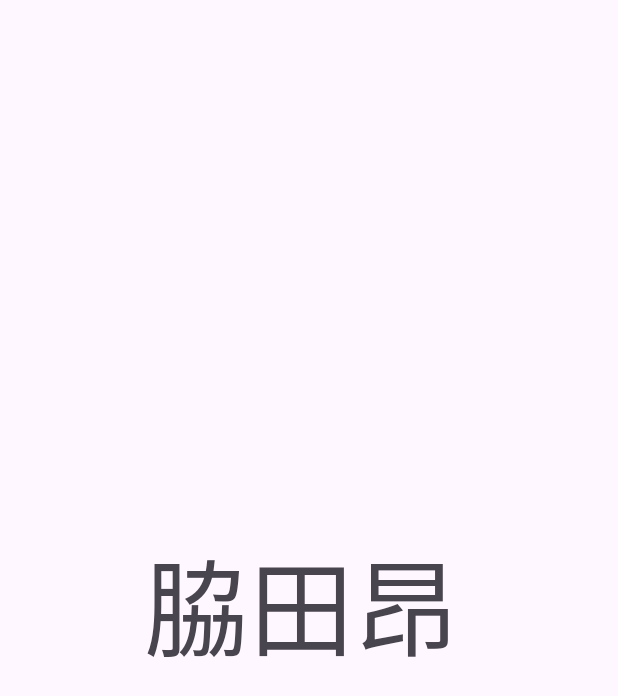
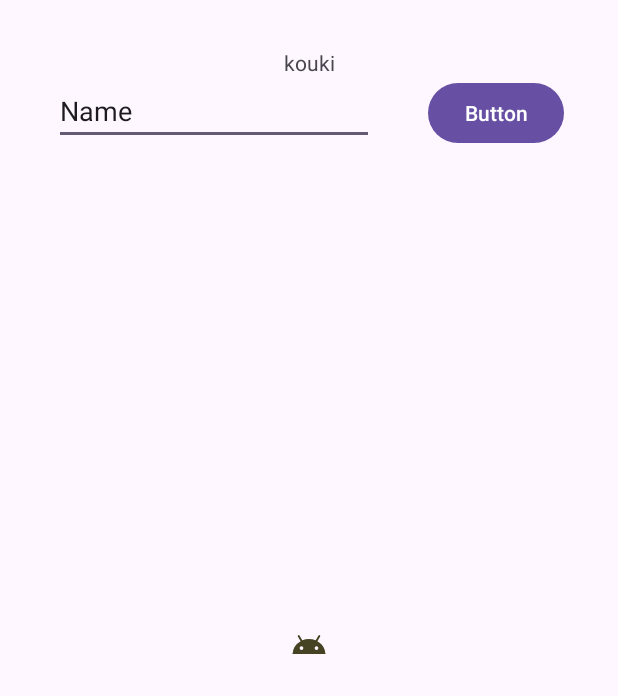
Before and after one commit to koukibike/MyAndroid, an Android app: the screen it shows after launch (MainActivity), on a phone screen of 412 x 824 dp. Shown: the top 696 px of the screen. Run offline under Robolectric (Android 15) with nearby library versions, the phone set to English and light mode, and no system bars.

Commit message:
表示される文字列のサイズを大きく変更

```diff
--- a/app/src/main/java/jp/ac/meijou/MainActivity.java
+++ b/app/src/main/java/jp/ac/meijou/MainActivity.java
@@ -3,12 +3,42 @@ package jp.ac.meijou;
 import androidx.appcompat.app.AppCompatActivity;
 
 import android.os.Bundle;
+import android.text.Editable;
+import android.text.TextWatcher;
+import android.widget.TextView;
+
+import jp.ac.meijou.databinding.ActivityMainBinding;
 
 public class MainActivity extends AppCompatActivity {
+    private ActivityMainBinding binding;
 
     @Override
     protected void onCreate(Bundle savedInstanceState) {
         super.onCreate(savedInstanceState);
-        setContentView(R.layout.activity_main);
+        binding = ActivityMainBinding.inflate(getLayoutInflater());
+        setContentView(binding.getRoot());
+        binding.button.setOnClickListener(View -> {
+            var text = binding.editText.getText().toString();
+            binding.text.setText(R.string.my_name);
+        });
+
+        binding.editText.addTextChangedListener(new TextWatcher() {
+            @Override
+            public void beforeTextChanged(CharSequence s, int i, int i1, int i2) {
+
+            }
+
+            @Override
+            public void onTextChanged(CharSequence s, int i, int i1, int i2) {
+
+            }
+
+            @Override
+            public void afterTextChanged(Editable editable) {
+                binding.text.setText(editable.toString());
+
+            }
+        });
+
     }
 }
--- /dev/null
+++ b/app/src/main/res/drawable/ic_android.xml
@@ -0,0 +1,5 @@
+<vector android:height="24dp" android:tint="#454323"
+    android:viewportHeight="24" android:viewportWidth="24"
+    android:width="24dp" xmlns:android="http://schemas.android.com/apk/res/android">
+    <path android:fillColor="#FF000000" android:pathData="M17.6,11.48 L19.44,8.3a0.63,0.63 0,0 0,-1.09 -0.63l-1.88,3.24a11.43,11.43 0,0 0,-8.94 0L5.65,7.67a0.63,0.63 0,0 0,-1.09 0.63L6.4,11.48A10.81,10.81 0,0 0,1 20L23,20A10.81,10.81 0,0 0,17.6 11.48ZM7,17.25A1.25,1.25 0,1 1,8.25 16,1.25 1.25,0 0,1 7,17.25ZM17,17.25A1.25,1.25 0,1 1,18.25 16,1.25 1.25,0 0,1 17,17.25Z"/>
+</vector>
--- a/app/src/main/res/layout/activity_main.xml
+++ b/app/src/main/res/layout/activity_main.xml
@@ -4,18 +4,49 @@
     xmlns:tools="http://schemas.android.com/tools"
     android:layout_width="match_parent"
     android:layout_height="match_parent"
-    android:rotationY="0"
-    android:scaleX="5"
-    android:scaleY="5"
     tools:context=".MainActivity">
 
     <TextView
-        android:layout_width="44dp"
-        android:layout_height="24dp"
-        android:text="脇田昂季"
-        app:layout_constraintBottom_toBottomOf="parent"
+        android:id="@+id/text"
+        android:layout_width="wrap_content"
+        android:layout_height="wrap_content"
+        android:layout_marginTop="32dp"
+        android:layout_marginBottom="32dp"
+        android:text="@string/my_name"
+        app:layout_constraintBottom_toTopOf="@+id/editText"
         app:layout_constraintEnd_toEndOf="parent"
         app:layout_constraintStart_toStartOf="parent"
         app:layout_constraintTop_toTopOf="parent" />
 
+    <ImageView
+        android:id="@+id/imageView"
+        android:layout_width="wrap_content"
+        android:layout_height="wrap_content"
+        app:layout_constraintBottom_toBottomOf="parent"
+        app:layout_constraintEnd_toEndOf="parent"
+        app:layout_constraintStart_toStartOf="parent"
+        app:layout_constraintTop_toTopOf="@+id/text"
+        app:srcCompat="@drawable/ic_android" />
+
+    <Button
+        android:id="@+id/button"
+        android:layout_width="wrap_content"
+        android:layout_height="wrap_content"
+        android:text="Button"
+        app:layout_constraintTop_toBottomOf="@+id/text"
+        app:layout_constraintStart_toEndOf="@+id/editText"
+        app:layout_constraintEnd_toEndOf="parent" />
+
+    <EditText
+        android:id="@+id/editText"
+        android:layout_width="wrap_content"
+        android:layout_height="wrap_content"
+        android:ems="10"
+        android:inputType="text"
+        android:text="Name"
+        app:layout_constraintTop_toBottomOf="@+id/text"
+        app:layout_constraintEnd_toStartOf="@+id/button"
+        app:layout_constraintStart_toStartOf="parent" />
+
+
 </androidx.constraintlayout.widget.ConstraintLayout>
--- a/app/src/main/res/values/strings.xml
+++ b/app/src/main/res/values/strings.xml
@@ -1,3 +1,4 @@
 <resources>
     <string name="app_name">MyAndroid</string>
+    <string name = "my_name">kouki</string>
 </resources>
```
